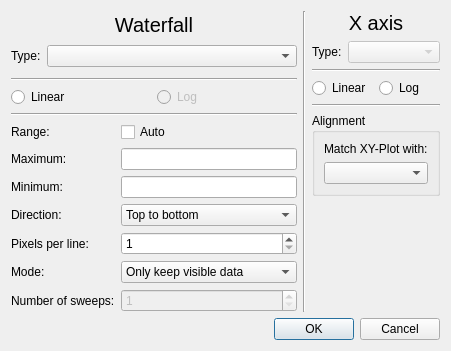
Old version of the form Software/PC_Application/LibreVNA-GUI/Traces/waterfallaxisdialog.ui in the repository jankae/LibreVNA.
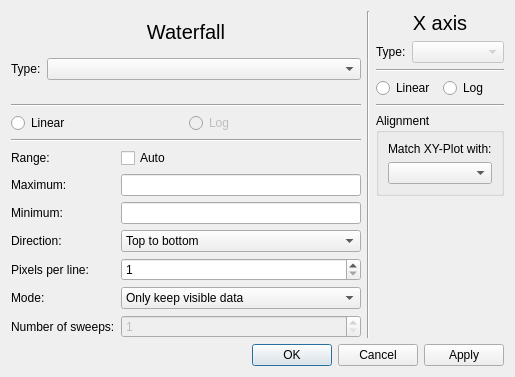
New version of the form. Custom widgets are drawn as their Qt base class.

Commit message: Apply buttons for graph setup dialogs

Patch:
```diff
--- a/Software/PC_Application/LibreVNA-GUI/Traces/waterfallaxisdialog.ui
+++ b/Software/PC_Application/LibreVNA-GUI/Traces/waterfallaxisdialog.ui
@@ -9,8 +9,8 @@
    <rect>
     <x>0</x>
     <y>0</y>
-    <width>451</width>
-    <height>351</height>
+    <width>515</width>
+    <height>377</height>
    </rect>
   </property>
   <property name="windowTitle">
@@ -344,7 +344,7 @@
       <enum>Qt::Horizontal</enum>
      </property>
      <property name="standardButtons">
-      <set>QDialogButtonBox::Cancel|QDialogButtonBox::Ok</set>
+      <set>QDialogButtonBox::Apply|QDialogButtonBox::Cancel|QDialogButtonBox::Ok</set>
      </property>
     </widget>
    </item>
```
The commit also changes 5 other files.
